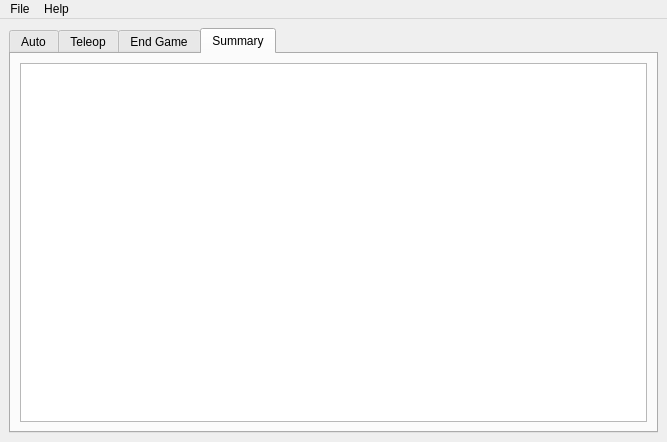
Before: the Qt Designer form inc/MainWindow.ui in FRC-836/FRC_Score_Analyzer, drawn with Qt 5.
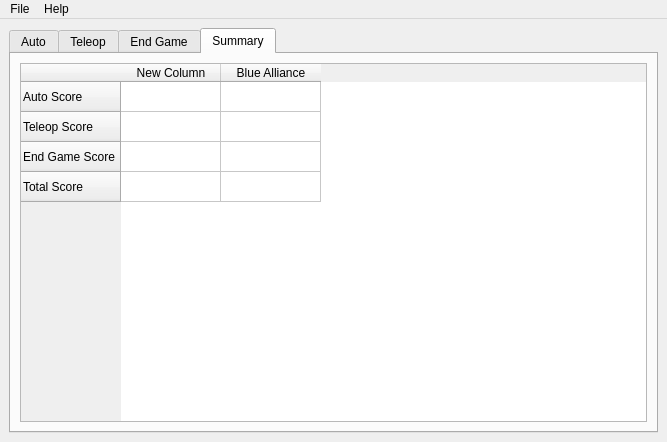
After: the same form once the commit is applied. The open tabs and pages were chosen to show the change.

Commit message: wrote code for calculating the summary tab scores, doesn't work yet

The edit to the form file:
```diff
--- a/inc/MainWindow.ui
+++ b/inc/MainWindow.ui
@@ -92,7 +92,38 @@
        </attribute>
        <layout class="QHBoxLayout" name="horizontalLayout_4">
         <item>
-         <widget class="QTableWidget" name="tblSummary"/>
+         <widget class="QTableWidget" name="tblSummary">
+          <row>
+           <property name="text">
+            <string>Auto Score</string>
+           </property>
+          </row>
+          <row>
+           <property name="text">
+            <string>Teleop Score</string>
+           </property>
+          </row>
+          <row>
+           <property name="text">
+            <string>End Game Score</string>
+           </property>
+          </row>
+          <row>
+           <property name="text">
+            <string>Total Score</string>
+           </property>
+          </row>
+          <column>
+           <property name="text">
+            <string>New Column</string>
+           </property>
+          </column>
+          <column>
+           <property name="text">
+            <string>Blue Alliance</string>
+           </property>
+          </column>
+         </widget>
         </item>
        </layout>
       </widget>
```
The commit also changes 2 other files.
